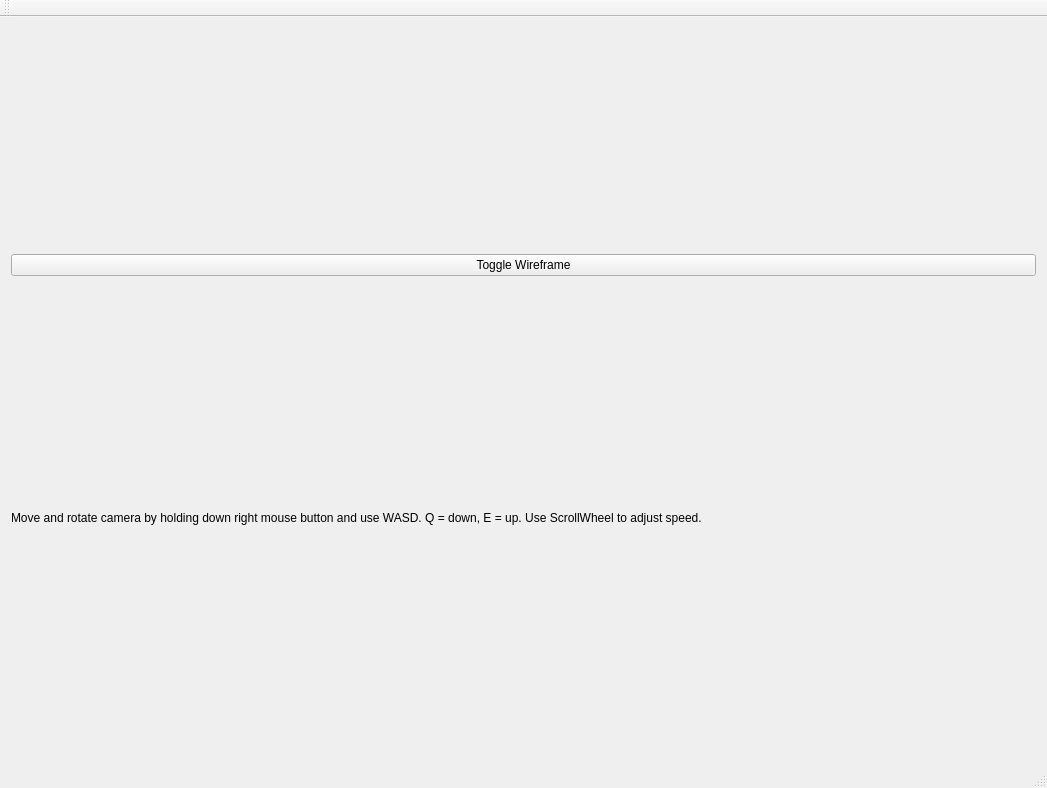
Old version of the form mainwindow.ui in the repository FredrikEik/Game_Engine_Architecture.
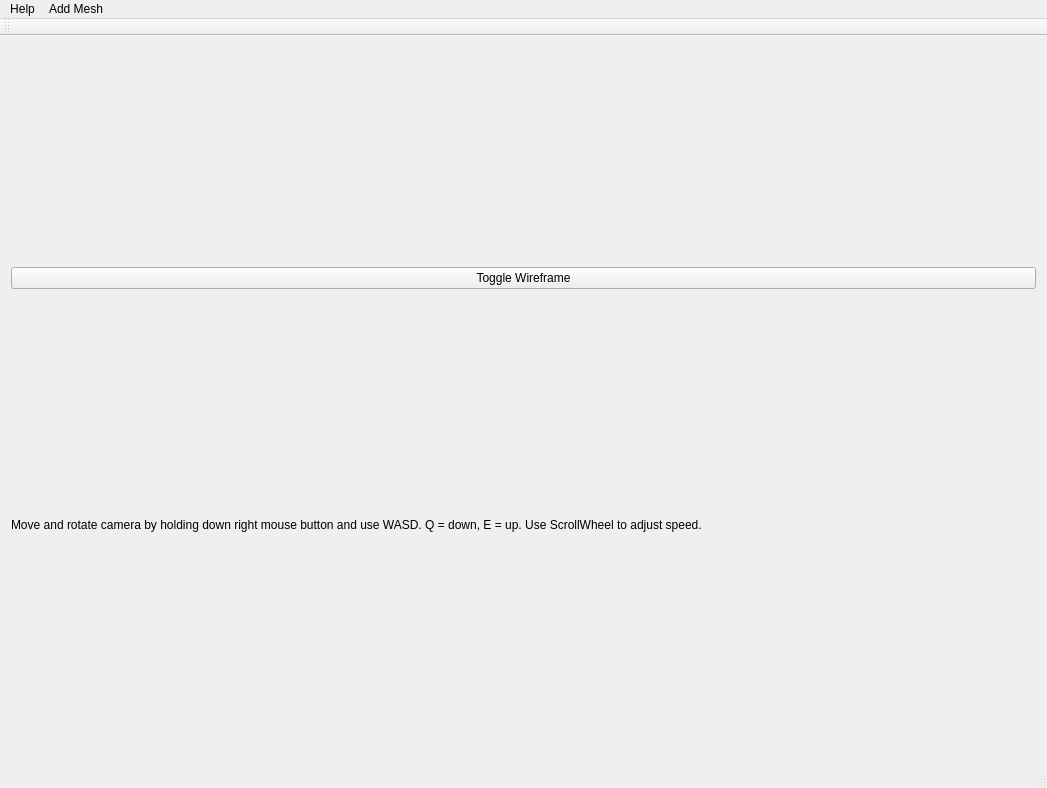
New version of the form.

Commit message: OBJ mesh attempt

```diff
--- a/mainwindow.ui
+++ b/mainwindow.ui
@@ -55,9 +55,22 @@
      <x>0</x>
      <y>0</y>
      <width>1047</width>
-     <height>22</height>
+     <height>20</height>
     </rect>
    </property>
+   <widget class="QMenu" name="menuHelp">
+    <property name="title">
+     <string>Help</string>
+    </property>
+   </widget>
+   <widget class="QMenu" name="menuAdd_Mesh">
+    <property name="title">
+     <string>Add Mesh</string>
+    </property>
+    <addaction name="actionCustom_OBJ"/>
+   </widget>
+   <addaction name="menuHelp"/>
+   <addaction name="menuAdd_Mesh"/>
   </widget>
   <widget class="QToolBar" name="mainToolBar">
    <attribute name="toolBarArea">
```
Left out of the diff: 5 changed lines with no effect on the pictures. The commit also changes 12 other files.
